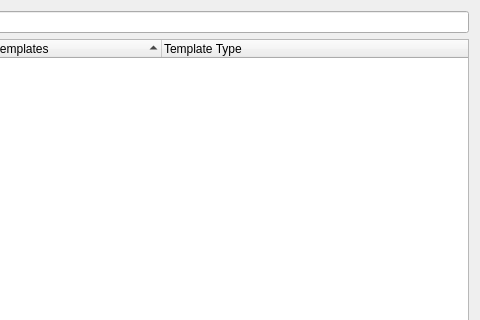
First picture: the form in src/Gui/DlgCreateNewPreferencePack.ui, repository southseact-3d/fcd, before the edit; both pictures show x 100 to 580 and y 0 to 320 of the 580 by 520 pixel window.
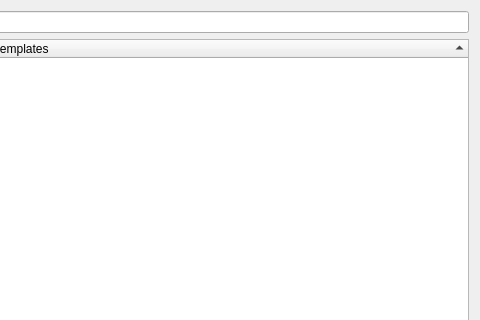
Second picture: the form after the edit.

Commit message:
[Gui] PrefPacks - remove "type" parameter
In display, show the "tags" instead.

```diff
--- a/src/Gui/DlgCreateNewPreferencePack.ui
+++ b/src/Gui/DlgCreateNewPreferencePack.ui
@@ -36,6 +36,9 @@
    </item>
    <item>
     <widget class="QTreeWidget" name="treeWidget">
+     <property name="columnCount">
+      <number>1</number>
+     </property>
      <attribute name="headerMinimumSectionSize">
       <number>50</number>
      </attribute>
@@ -50,11 +53,6 @@
        <string>Property group templates</string>
       </property>
      </column>
-     <column>
-      <property name="text">
-       <string>Template Type</string>
-      </property>
-     </column>
     </widget>
    </item>
    <item>
```
The commit also changes 19 other files.
